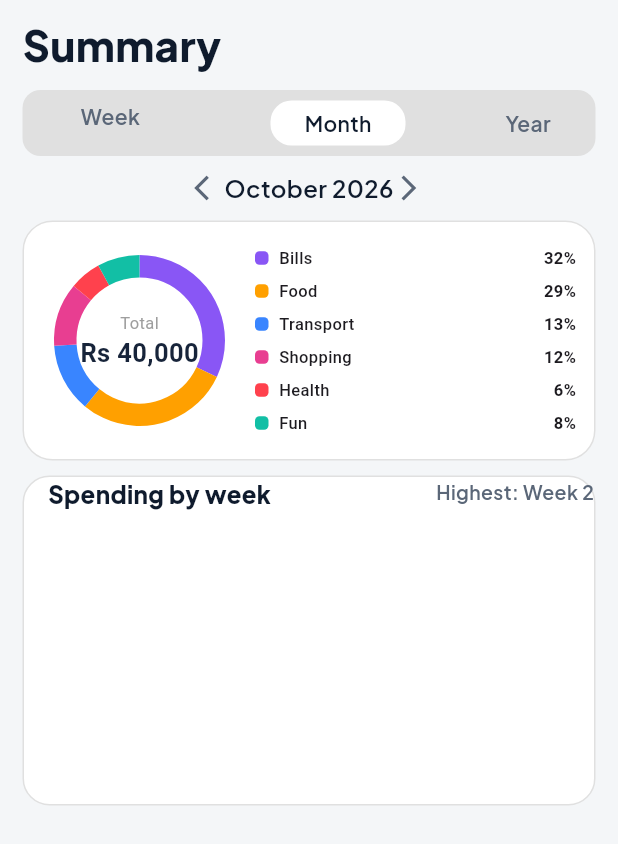
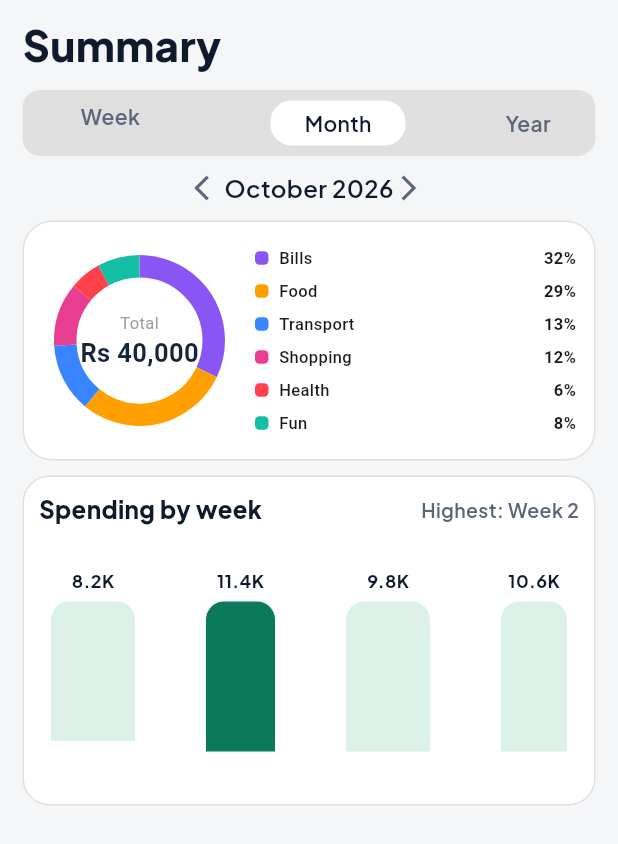
Before and after one commit to muneebustad987-stack/Kharcha-App-DSTP-Project, a Flutter app: the SummaryScreen screen opened directly, on a phone screen of 412 x 824 dp. Shown: the top 844 px of the screen. Run offline on Flutter 3.47's test engine with Material 3 defaults, Android fonts, the phone set to English and light mode, and no system bars; drawn by our look-alikes of fl_chart; our stand-ins replace google_fonts.

Commit message:
Modified Summary Screen

```diff
--- a/lib/main.dart
+++ b/lib/main.dart
@@ -1,14 +1,13 @@
 import 'package:flutter/material.dart';
 import 'package:my_kharcha/veiws/Splash_screen.dart';
+import 'package:my_kharcha/veiws/category_screen.dart';
 // import 'package:my_kharcha/veiws/monthly_budget.dart';
 // import 'package:my_kharcha/veiws/Splash_screen.dart';
 // import 'package:my_kharcha/veiws/bottom_navbar.dart';
 
-
 void main() {
   runApp(const MyApp());
 }
-
 class MyApp extends StatelessWidget {
   const MyApp({super.key});
 
--- a/lib/veiws/bottom_navbar.dart
+++ b/lib/veiws/bottom_navbar.dart
@@ -58,7 +58,6 @@ class _DashboardScreenState extends State<DashboardScreen> {
       ),
     );
   }
-
   Widget navbarItem({
     required String label,
     required int index,
--- a/lib/veiws/setting_screen.dart
+++ b/lib/veiws/setting_screen.dart
@@ -51,7 +51,7 @@ class _SettingScreenState extends State<SettingScreen> {
                     children: [
                       CircleAvatar(
                         backgroundColor: AppColors.lightGreen,
-                        radius: 30,
+                        radius: 26,
                         child: Text(
                           "MS",
                           style: GoogleFonts.plusJakartaSans(
@@ -90,7 +90,7 @@ class _SettingScreenState extends State<SettingScreen> {
                       Padding(
                         padding: const EdgeInsets.symmetric(
                           vertical: 30,
-                          horizontal: 30,
+                          horizontal: 10,
                         ),
                         child: Column(
                           children: [
--- a/lib/veiws/summary_screen.dart
+++ b/lib/veiws/summary_screen.dart
@@ -185,7 +185,6 @@ class _SummaryScreenState extends State<SummaryScreen> {
                     ),
 
                     SizedBox(width: 12),
-
                     Expanded(
                       child: Column(
                         mainAxisAlignment: MainAxisAlignment.center,
@@ -240,17 +239,13 @@ class _SummaryScreenState extends State<SummaryScreen> {
                   borderRadius: BorderRadius.circular(18),
                   border: Border.all(color: Colors.grey.shade300),
                 ),
-                child: Row(
+                child: Padding(
+                  padding: const EdgeInsets.all(10.0),
+                  child: Column(
                     children: [
-                    Padding(
-                      padding: EdgeInsetsGeometry.symmetric(
-                        horizontal: 8,
-                        vertical: 10,
-                      ),
-                    ),
-                    Align(
-                      alignment: Alignment.topLeft,
-                      child: Text(
+                      Row(
+                        children: [
+                          Text(
                             "Spending by week",
                             style: GoogleFonts.plusJakartaSans(
                               color: AppColors.blackTxt,
@@ -258,11 +253,8 @@ class _SummaryScreenState extends State<SummaryScreen> {
                               fontWeight: FontWeight.w800,
                             ),
                           ),
-                    ),
                           Spacer(),
-                    Align(
-                      alignment: Alignment.topLeft,
-                      child: Text(
+                          Text(
                             "Highest: Week 2",
                             style: GoogleFonts.plusJakartaSans(
                               color: AppColors.greyTxt,
@@ -270,8 +262,121 @@ class _SummaryScreenState extends State<SummaryScreen> {
                               fontWeight: FontWeight.w600,
                             ),
                           ),
+                        ],
+                      ),
+                      SizedBox(height: 20),
+                      Padding(
+                        padding: const EdgeInsets.all(8.0),
+                        child: Container(
+                          width: double.infinity,
+                          height: 130,
+                          child: Row(
+                            mainAxisAlignment: MainAxisAlignment.spaceBetween,
+                            children: [
+                              Column(
+                                children: [
+                                  Text(
+                                    "8.2K",
+                                    style: GoogleFonts.plusJakartaSans(
+                                      color: AppColors.blackTxt,
+                                      fontSize: 12,
+                                      fontWeight: FontWeight.w700,
+                                    ),
+                                  ),
+                                  SizedBox(height: 5),
+                                  Container(
+                                    height: 93,
+                                    width: 56,
+                                    decoration: BoxDecoration(
+                                      color: AppColors.lightGreen,
+                                      borderRadius: BorderRadius.only(
+                                        topRight: Radius.circular(12),
+                                        topLeft: Radius.circular(12),
+                                      )
+                                    ),
                                   ),
                                 ],
+                              ),
+                              Column(
+                                children: [
+                                  Text(
+                                    "11.4K",
+                                    style: GoogleFonts.plusJakartaSans(
+                                      color: AppColors.blackTxt,
+                                      fontSize: 12,
+                                      fontWeight: FontWeight.w700,
+                                    ),
+                                  ),
+                                  SizedBox(height: 5),
+                                  Container(
+                                    height: 100,
+                                    width: 46,
+                                    decoration: BoxDecoration(
+                                        color: AppColors.greenBg,
+                                        borderRadius: BorderRadius.only(
+                                          topRight: Radius.circular(12),
+                                          topLeft: Radius.circular(12),
+                                        )
+                                    ),
+                                  ),
+
+                                ],
+                              ),
+                              Column(
+                                children: [
+                                  Text(
+                                    "9.8K",
+                                    style: GoogleFonts.plusJakartaSans(
+                                      color: AppColors.blackTxt,
+                                      fontSize: 12,
+                                      fontWeight: FontWeight.w700,
+                                    ),
+                                  ),
+                                  SizedBox(height: 5),
+                                  Container(
+                                    height: 100,
+                                    width: 56,
+                                    decoration: BoxDecoration(
+                                        color: AppColors.lightGreen,
+                                        borderRadius: BorderRadius.only(
+                                          topRight: Radius.circular(12),
+                                          topLeft: Radius.circular(12),
+                                        )
+                                    ),
+                                  ),
+
+                                ],
+                              ),
+                              Column(
+                                children: [
+                                  Text(
+                                    "10.6K",
+                                    style: GoogleFonts.plusJakartaSans(
+                                      color: AppColors.blackTxt,
+                                      fontSize: 12,
+                                      fontWeight: FontWeight.w700,
+                                    ),
+                                  ),
+                                  SizedBox(height: 5),
+                                  Container(
+                                    height: 100,
+                                    width: 44,
+                                    decoration: BoxDecoration(
+                                        color: AppColors.lightGreen,
+                                        borderRadius: BorderRadius.only(
+                                          topRight: Radius.circular(12),
+                                          topLeft: Radius.circular(12),
+                                        )
+                                    ),
+                                  ),
+                                ],
+                              ),
+                            ],
+                          ),
+                        ),
+                      ),
+                    ],
+                  ),
                 ),
               ),
             ],
```
Also changed, not shown: lib/veiws/category_screen.dart (added, +138 -0 lines). Lines whose indentation alone changed are shown as unchanged.
